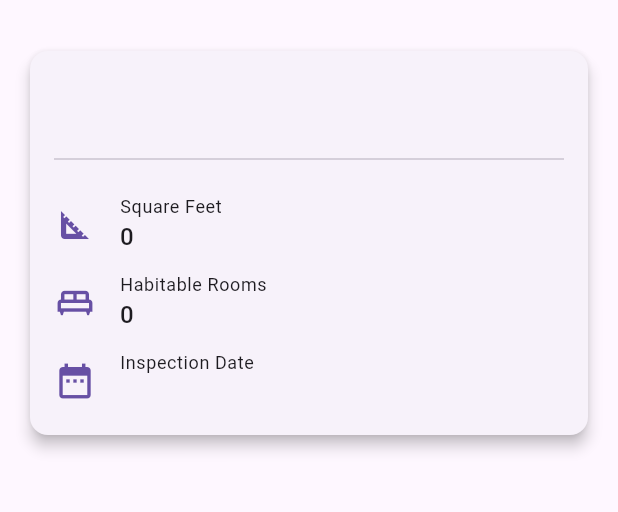
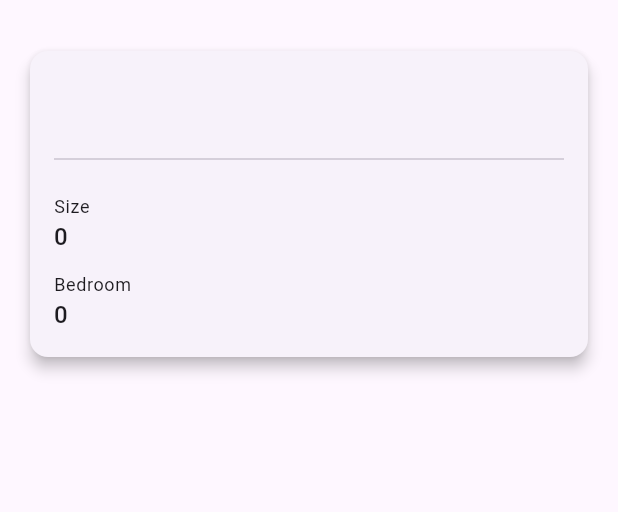
Before and after one commit to propertystalker/prop-flutter, a Flutter app: the PropertyFloorAreaFilterScreen screen opened directly with empty values, on a phone screen of 412 x 824 dp, the part 63-575 px from its top. Run offline on Flutter 3.47's test engine with Material 3 defaults, Android fonts, the phone set to English and light mode, and no system bars; our stand-ins replace go_router, image_picker.

Commit message:
view single property clean up

```diff
--- a/lib/screens/property_floor_area_filter_screen.dart
+++ b/lib/screens/property_floor_area_filter_screen.dart
@@ -32,23 +32,14 @@ class PropertyFloorAreaFilterScreen extends StatelessWidget {
                 const SizedBox(height: 16),
                 _buildDetailRow(
                   context,
-                  icon: Icons.square_foot,
-                  label: 'Square Feet',
+                  label: 'Size',
                   value: area.squareFeet.toString(),
                 ),
                 const SizedBox(height: 12),
                 _buildDetailRow(
                   context,
-                  icon: Icons.king_bed_outlined,
-                  label: 'Habitable Rooms',
+                  label: 'Bedroom',
                   value: area.habitableRooms.toString(),
-                ),
-                const SizedBox(height: 12),
-                _buildDetailRow(
-                  context,
-                  icon: Icons.date_range,
-                  label: 'Inspection Date',
-                  value: area.inspectionDate,
                 ),
               ],
             ),
@@ -58,18 +49,12 @@ class PropertyFloorAreaFilterScreen extends StatelessWidget {
     );
   }
 
-  Widget _buildDetailRow(BuildContext context, {required IconData icon, required String label, required String value}) {
-    return Row(
+  Widget _buildDetailRow(BuildContext context, {required String label, required String value}) {
+    return Column(
+      crossAxisAlignment: CrossAxisAlignment.start,
       children: [
-        Icon(icon, size: 28, color: Theme.of(context).colorScheme.primary),
-        const SizedBox(width: 16),
-        Column(
-          crossAxisAlignment: CrossAxisAlignment.start,
-          children: [
-            Text(label, style: Theme.of(context).textTheme.bodySmall),
-            Text(value, style: Theme.of(context).textTheme.titleMedium),
-          ],
-        ),
+        Text(label, style: Theme.of(context).textTheme.bodySmall),
+        Text(value, style: Theme.of(context).textTheme.titleMedium),
       ],
     );
   }
```
